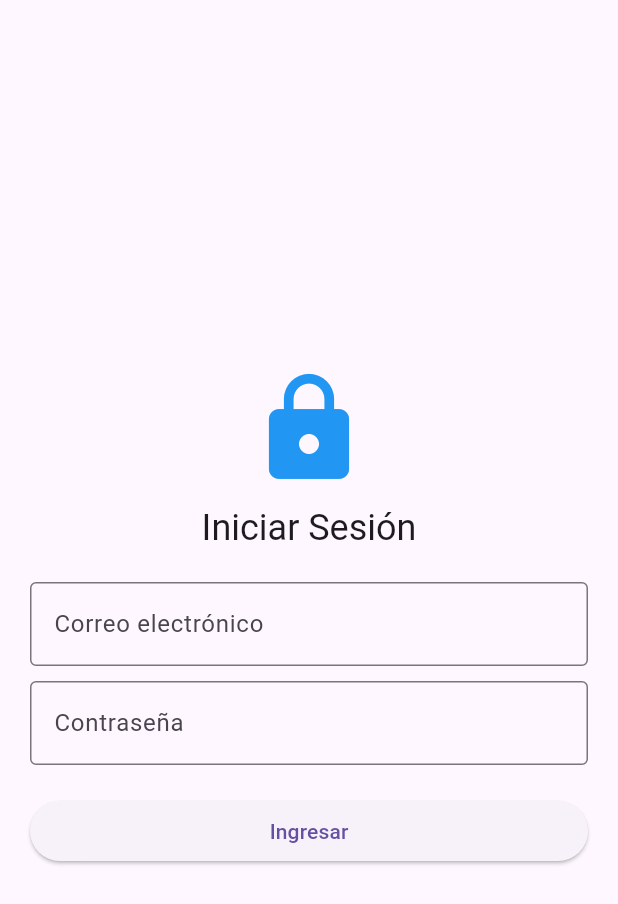
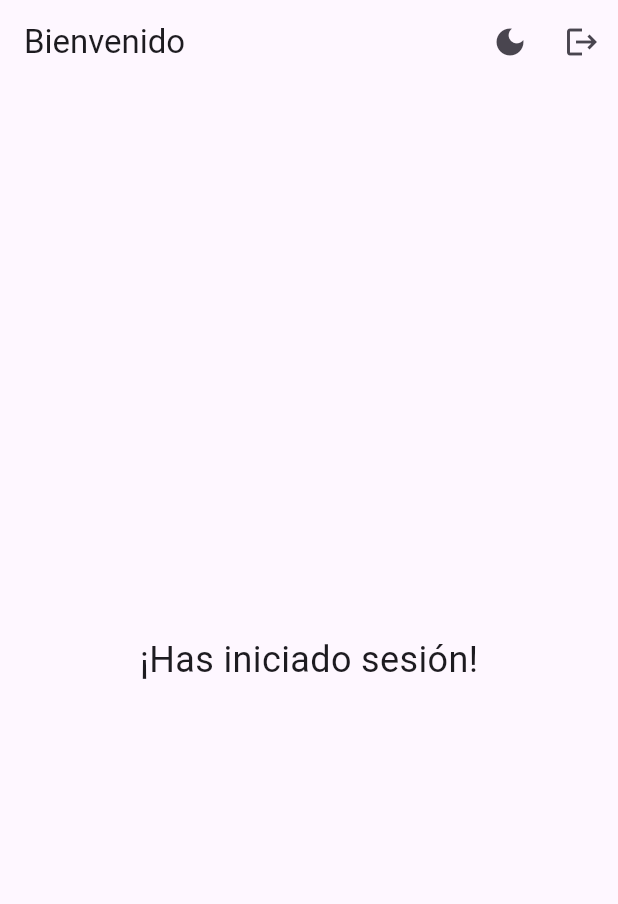
Before and after one commit to IsraRM93/Infopro_Desktop, a Flutter app: the screen it shows after launch, after a tap on "Ingresar", on a phone screen of 412 x 824 dp. Shown: the top 904 px of the screen. Run offline on Flutter 3.47's test engine with Material 3 defaults, Android fonts, the phone set to English and light mode, and no system bars.

Commit message:
Modificacion de login, homes screen y modo claro y nocturno

```diff
--- /dev/null
+++ b/devtools_options.yaml
@@ -0,0 +1,3 @@
+description: This file stores settings for Dart & Flutter DevTools.
+documentation: https://docs.flutter.dev/tools/devtools/extensions#configure-extension-enablement-states
+extensions:
--- a/lib/main.dart
+++ b/lib/main.dart
@@ -1,8 +1,15 @@
 import 'package:flutter/material.dart';
+import 'package:provider/provider.dart';
+import 'providers/theme_provider.dart';
 import 'screens/login_screen.dart';
 
 void main() {
-  runApp(const MyApp());
+  runApp(
+    ChangeNotifierProvider(
+      create: (context) => ThemeProvider(),
+      child: const MyApp(),
+    ),
+  );
 }
 
 class MyApp extends StatelessWidget {
@@ -10,10 +17,14 @@ class MyApp extends StatelessWidget {
 
   @override
   Widget build(BuildContext context) {
+    final themeProvider = Provider.of<ThemeProvider>(context);
+
     return MaterialApp(
       debugShowCheckedModeBanner: false,
       title: 'Login App',
-      theme: ThemeData(primarySwatch: Colors.blue),
+      theme: ThemeData.light(),
+      darkTheme: ThemeData.dark(),
+      themeMode: themeProvider.themeMode, // Aplica el tema dinámico
       home: const LoginScreen(),
     );
   }
--- /dev/null
+++ b/lib/providers/theme_provider.dart
@@ -0,0 +1,10 @@
+import 'package:flutter/material.dart';
+
+class ThemeProvider extends ChangeNotifier {
+  ThemeMode themeMode = ThemeMode.light;
+
+  void toggleTheme() {
+    themeMode = themeMode == ThemeMode.light ? ThemeMode.dark : ThemeMode.light;
+    notifyListeners(); // Notifica a los widgets para actualizar el tema
+  }
+}
--- /dev/null
+++ b/lib/screens/home_screen.dart
@@ -0,0 +1,43 @@
+import 'package:flutter/material.dart';
+import 'package:provider/provider.dart';
+import '../providers/theme_provider.dart';
+import 'login_screen.dart';
+
+class HomeScreen extends StatelessWidget {
+  const HomeScreen({super.key});
+
+  @override
+  Widget build(BuildContext context) {
+    final themeProvider = Provider.of<ThemeProvider>(context);
+
+    return Scaffold(
+      appBar: AppBar(
+        title: const Text("Bienvenido"),
+        actions: [
+          IconButton(
+            icon: Icon(
+              themeProvider.themeMode == ThemeMode.dark
+                  ? Icons.light_mode
+                  : Icons.dark_mode,
+            ),
+            onPressed: () {
+              themeProvider.toggleTheme();
+            },
+          ),
+          IconButton(
+            icon: const Icon(Icons.logout),
+            onPressed: () {
+              Navigator.pushReplacement(
+                context,
+                MaterialPageRoute(builder: (context) => const LoginScreen()),
+              );
+            },
+          ),
+        ],
+      ),
+      body: const Center(
+        child: Text("¡Has iniciado sesión!", style: TextStyle(fontSize: 24)),
+      ),
+    );
+  }
+}
--- a/lib/screens/login_screen.dart
+++ b/lib/screens/login_screen.dart
@@ -1,4 +1,6 @@
 import 'package:flutter/material.dart';
+import 'package:provider/provider.dart';
+import '../providers/theme_provider.dart';
 import '../widgets/login_header.dart';
 import '../widgets/custom_text_field.dart';
 import '../widgets/login_button.dart';
@@ -8,22 +10,33 @@ class LoginScreen extends StatelessWidget {
 
   @override
   Widget build(BuildContext context) {
+    final themeProvider = Provider.of<ThemeProvider>(context);
+
     return Scaffold(
-      body: Padding(
+      body: Center(
+        child: Padding(
           padding: const EdgeInsets.all(20.0),
           child: Column(
             mainAxisAlignment: MainAxisAlignment.center,
             children: [
               const LoginHeader(),
+              const SizedBox(height: 30),
+              SizedBox(width: 300, child: const CustomTextField(hintText: 'Correo electrónico')),
+              const SizedBox(height: 15),
+              SizedBox(width: 300, child: const CustomTextField(hintText: 'Contraseña', isPassword: true)),
+              const SizedBox(height: 30),
+              SizedBox(width: 200, child: LoginButton(onPressed: () {})),
               const SizedBox(height: 20),
-            const CustomTextField(hintText: 'Correo electrónico'),
-            const SizedBox(height: 10),
-            const CustomTextField(hintText: 'Contraseña', isPassword: true),
-            const SizedBox(height: 20),
-            LoginButton(onPressed: () {
-              // Lógica de autenticación aquí
-            }),
+
+              // Botón para cambiar el tema
+              IconButton(
+                icon: Icon(themeProvider.themeMode == ThemeMode.dark ? Icons.light_mode : Icons.dark_mode),
+                onPressed: () {
+                  themeProvider.toggleTheme();
+                },
+              ),
             ],
+          ),
         ),
       ),
     );
--- a/lib/widgets/login_button.dart
+++ b/lib/widgets/login_button.dart
@@ -1,4 +1,5 @@
 import 'package:flutter/material.dart';
+import '../screens/home_screen.dart'; // Importa la pantalla de destino
 
 class LoginButton extends StatelessWidget {
   final VoidCallback onPressed;
@@ -8,9 +9,17 @@ class LoginButton extends StatelessWidget {
   @override
   Widget build(BuildContext context) {
     return SizedBox(
-      width: double.infinity,
+      width: 200,
       child: ElevatedButton(
-        onPressed: onPressed,
+        onPressed: () {
+          // Aquí puedes agregar lógica de autenticación real si lo necesitas
+
+          // Navegar a la nueva pantalla tras el login exitoso
+          Navigator.pushReplacement(
+            context,
+            MaterialPageRoute(builder: (context) => const HomeScreen()),
+          );
+        },
         child: const Text('Ingresar'),
       ),
     );
--- a/pubspec.yaml
+++ b/pubspec.yaml
@@ -34,6 +34,7 @@ dependencies:
   # The following adds the Cupertino Icons font to your application.
   # Use with the CupertinoIcons class for iOS style icons.
   cupertino_icons: ^1.0.8
+  provider: ^6.1.5
 
 dev_dependencies:
   flutter_test:
```
Also changed, not shown: pubspec.lock. Lines whose indentation alone changed are shown as unchanged.
